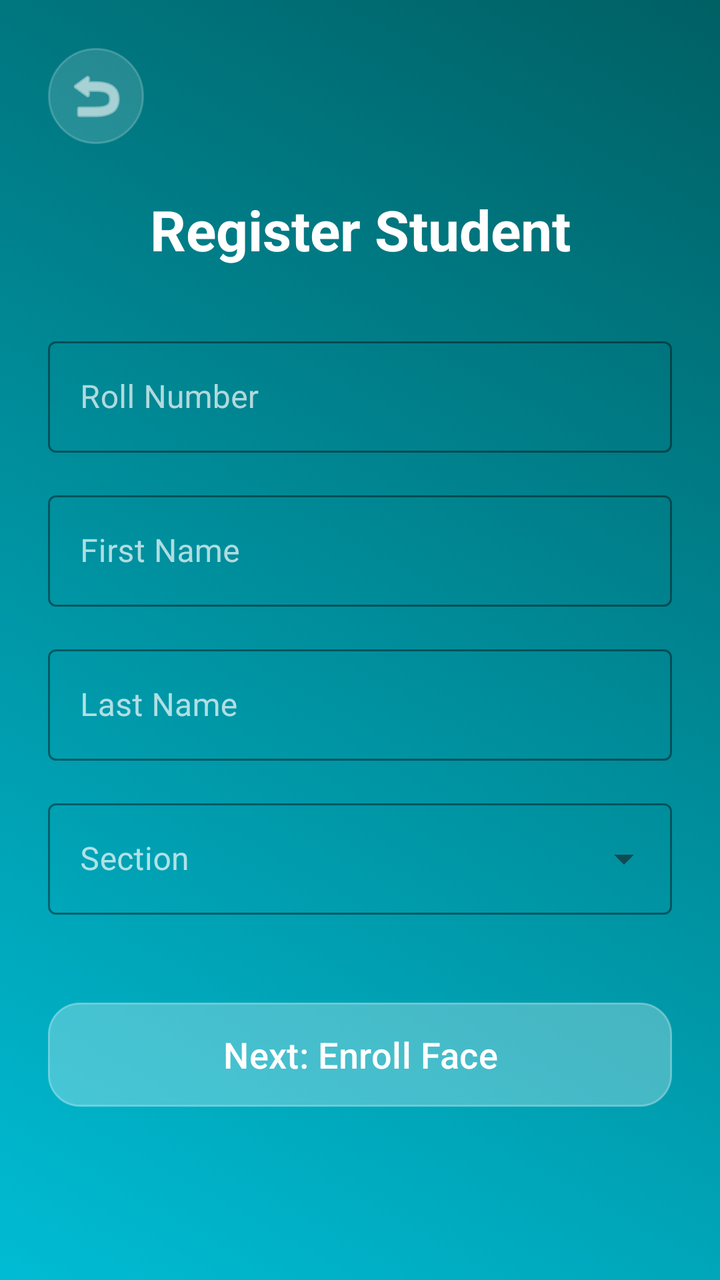
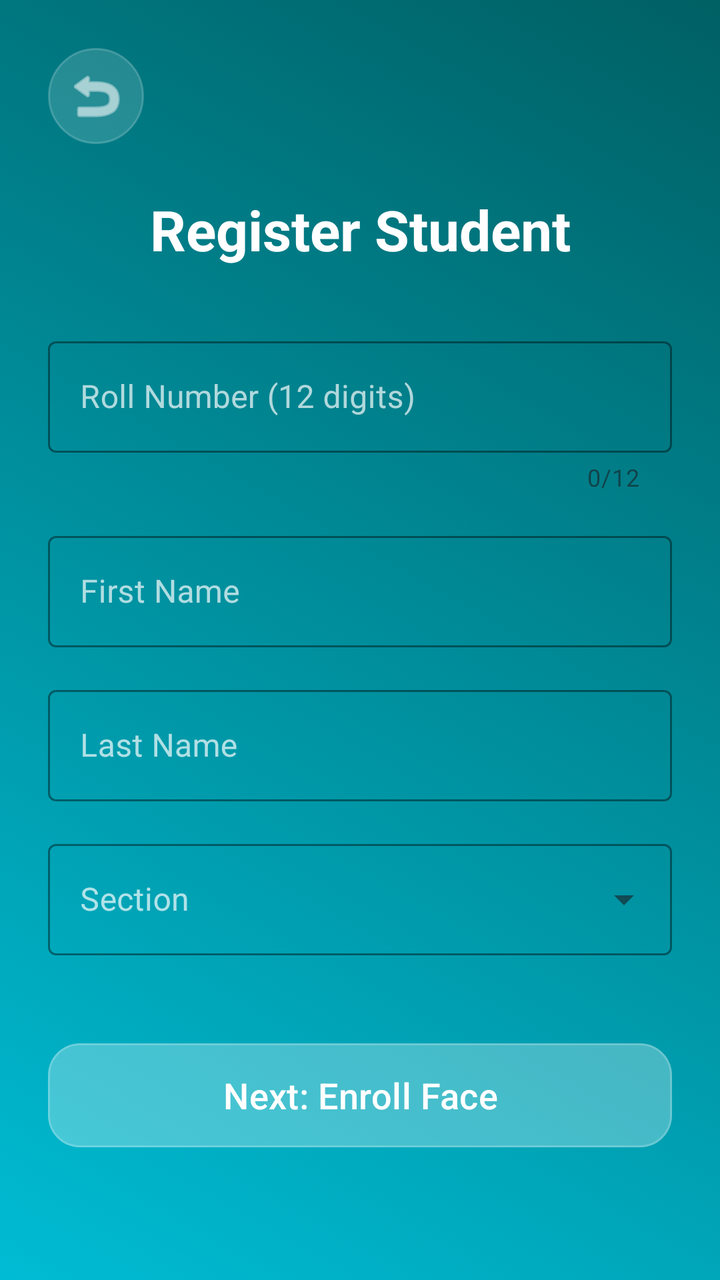

Two renders of the same Android screen: before a commit and after it. Below are the layout's source before the change and the commit's diff.
<!-- AndroidManifest.xml: application theme Theme.PresenzaSecureEncrypted -->
<!-- res/layout/fragment_register_student.xml -->
<?xml version="1.0" encoding="utf-8"?>
<androidx.constraintlayout.widget.ConstraintLayout xmlns:android="http://schemas.android.com/apk/res/android"
    xmlns:app="http://schemas.android.com/apk/res-auto"
    android:layout_width="match_parent"
    android:layout_height="match_parent"
    android:background="@drawable/animated_bg"
    android:padding="24dp">

    <ImageButton
        android:id="@+id/btnBack"
        android:layout_width="48dp"
        android:layout_height="48dp"
        android:background="@drawable/bg_glass_circle"
        android:src="@android:drawable/ic_menu_revert"
        app:layout_constraintStart_toStartOf="parent"
        app:layout_constraintTop_toTopOf="parent"
        app:tint="@color/white" />

    <TextView
        android:id="@+id/tvTitle"
        android:layout_width="wrap_content"
        android:layout_height="wrap_content"
        android:layout_marginTop="24dp"
        android:text="Register Student"
        android:textColor="@color/white"
        android:textSize="28sp"
        android:textStyle="bold"
        app:layout_constraintEnd_toEndOf="parent"
        app:layout_constraintStart_toStartOf="parent"
        app:layout_constraintTop_toBottomOf="@id/btnBack" />

    <com.google.android.material.textfield.TextInputLayout
        android:id="@+id/tilRollNo"
        style="@style/Widget.MaterialComponents.TextInputLayout.OutlinedBox"
        android:layout_width="match_parent"
        android:layout_height="wrap_content"
        android:layout_marginTop="32dp"
        android:hint="Roll Number"
        android:textColorHint="@color/text_secondary"
        app:boxStrokeColor="@color/white"
        app:hintTextColor="@color/white"
        app:layout_constraintTop_toBottomOf="@id/tvTitle">

        <com.google.android.material.textfield.TextInputEditText
            android:id="@+id/etRollNo"
            android:layout_width="match_parent"
            android:layout_height="wrap_content"
            android:textColor="@color/white" />
    </com.google.android.material.textfield.TextInputLayout>

    <com.google.android.material.textfield.TextInputLayout
        android:id="@+id/tilFirstName"
        style="@style/Widget.MaterialComponents.TextInputLayout.OutlinedBox"
        android:layout_width="match_parent"
        android:layout_height="wrap_content"
        android:layout_marginTop="16dp"
        android:hint="First Name"
        android:textColorHint="@color/text_secondary"
        app:boxStrokeColor="@color/white"
        app:hintTextColor="@color/white"
        app:layout_constraintTop_toBottomOf="@id/tilRollNo">

        <com.google.android.material.textfield.TextInputEditText
            android:id="@+id/etFirstName"
            android:layout_width="match_parent"
            android:layout_height="wrap_content"
            android:textColor="@color/white" />
    </com.google.android.material.textfield.TextInputLayout>

    <com.google.android.material.textfield.TextInputLayout
        android:id="@+id/tilLastName"
        style="@style/Widget.MaterialComponents.TextInputLayout.OutlinedBox"
        android:layout_width="match_parent"
        android:layout_height="wrap_content"
        android:layout_marginTop="16dp"
        android:hint="Last Name"
        android:textColorHint="@color/text_secondary"
        app:boxStrokeColor="@color/white"
        app:hintTextColor="@color/white"
        app:layout_constraintTop_toBottomOf="@id/tilFirstName">

        <com.google.android.material.textfield.TextInputEditText
            android:id="@+id/etLastName"
            android:layout_width="match_parent"
            android:layout_height="wrap_content"
            android:textColor="@color/white" />
    </com.google.android.material.textfield.TextInputLayout>

    <com.google.android.material.textfield.TextInputLayout
        android:id="@+id/tilSection"
        style="@style/Widget.MaterialComponents.TextInputLayout.OutlinedBox.ExposedDropdownMenu"
        android:layout_width="match_parent"
        android:layout_height="wrap_content"
        android:layout_marginTop="16dp"
        android:hint="Section"
        android:textColorHint="@color/text_secondary"
        app:boxStrokeColor="@color/white"
        app:hintTextColor="@color/white"
        app:layout_constraintTop_toBottomOf="@id/tilLastName">

        <AutoCompleteTextView
            android:id="@+id/actvSection"
            android:layout_width="match_parent"
            android:layout_height="wrap_content"
            android:inputType="none"
            android:textColor="@color/white" />
    </com.google.android.material.textfield.TextInputLayout>

    <com.google.android.material.button.MaterialButton
        android:id="@+id/btnNext"
        android:layout_width="match_parent"
        android:layout_height="60dp"
        android:layout_marginTop="40dp"
        android:backgroundTint="@color/glass_white_heavy"
        android:text="Next: Enroll Face"
        android:textAllCaps="false"
        android:textColor="@color/white"
        android:textSize="18sp"
        app:cornerRadius="16dp"
        app:layout_constraintTop_toBottomOf="@id/tilSection"
        app:strokeColor="@color/glass_border"
        app:strokeWidth="1dp" />

</androidx.constraintlayout.widget.ConstraintLayout>
<!-- resources referenced by this layout -->
<resources>
  <color name="glass_border">#33FFFFFF</color>
  <color name="glass_white_heavy">#26FFFFFF</color>
  <color name="text_secondary">#B0FFFFFF</color>
  <color name="white">#FFFFFFFF</color>
  <!-- drawable animated_bg (drawable) -->
  <?xml version="1.0" encoding="utf-8"?>
  <animation-list xmlns:android="http://schemas.android.com/apk/res/android">
      <item android:duration="4000">
          <shape>
              <gradient
                  android:angle="45"
                  android:endColor="#006064"
                  android:startColor="#00BCD4" />
          </shape>
      </item>
      <item android:duration="4000">
          <shape>
              <gradient
                  android:angle="45"
                  android:endColor="#0097A7"
                  android:startColor="#006064" />
          </shape>
      </item>
      <item android:duration="4000">
          <shape>
              <gradient
                  android:angle="45"
                  android:endColor="#00BCD4"
                  android:startColor="#0097A7" />
          </shape>
      </item>
  </animation-list>
  <!-- drawable bg_glass_circle (drawable) -->
  <?xml version="1.0" encoding="utf-8"?>
  <shape xmlns:android="http://schemas.android.com/apk/res/android">
      <solid android:color="@color/glass_white_heavy" />
      <corners android:radius="100dp" />
      <stroke android:width="1dp" android:color="@color/glass_border" />
  </shape>
  <style name="Theme.PresenzaSecureEncrypted" parent="Base.Theme.PresenzaSecureEncrypted" />
  <style name="Base.Theme.PresenzaSecureEncrypted" parent="Theme.Material3.DayNight.NoActionBar">
          
          
      </style>
</resources>

<!-- the commit's change to res/layout/fragment_register_student.xml (unified diff, before → after) -->
@@ -35,16 +35,20 @@
         android:layout_width="match_parent"
         android:layout_height="wrap_content"
         android:layout_marginTop="32dp"
-        android:hint="Roll Number"
+        android:hint="Roll Number (12 digits)"
         android:textColorHint="@color/text_secondary"
         app:boxStrokeColor="@color/white"
         app:hintTextColor="@color/white"
+        app:counterEnabled="true"
+        app:counterMaxLength="12"
         app:layout_constraintTop_toBottomOf="@id/tvTitle">
 
         <com.google.android.material.textfield.TextInputEditText
             android:id="@+id/etRollNo"
             android:layout_width="match_parent"
             android:layout_height="wrap_content"
+            android:inputType="number"
+            android:maxLength="12"
             android:textColor="@color/white" />
     </com.google.android.material.textfield.TextInputLayout>
 
@@ -64,6 +68,7 @@
             android:id="@+id/etFirstName"
             android:layout_width="match_parent"
             android:layout_height="wrap_content"
+            android:inputType="textCapWords"
             android:textColor="@color/white" />
     </com.google.android.material.textfield.TextInputLayout>
 
@@ -83,6 +88,7 @@
             android:id="@+id/etLastName"
             android:layout_width="match_parent"
             android:layout_height="wrap_content"
+            android:inputType="textCapWords"
             android:textColor="@color/white" />
     </com.google.android.material.textfield.TextInputLayout>
 
